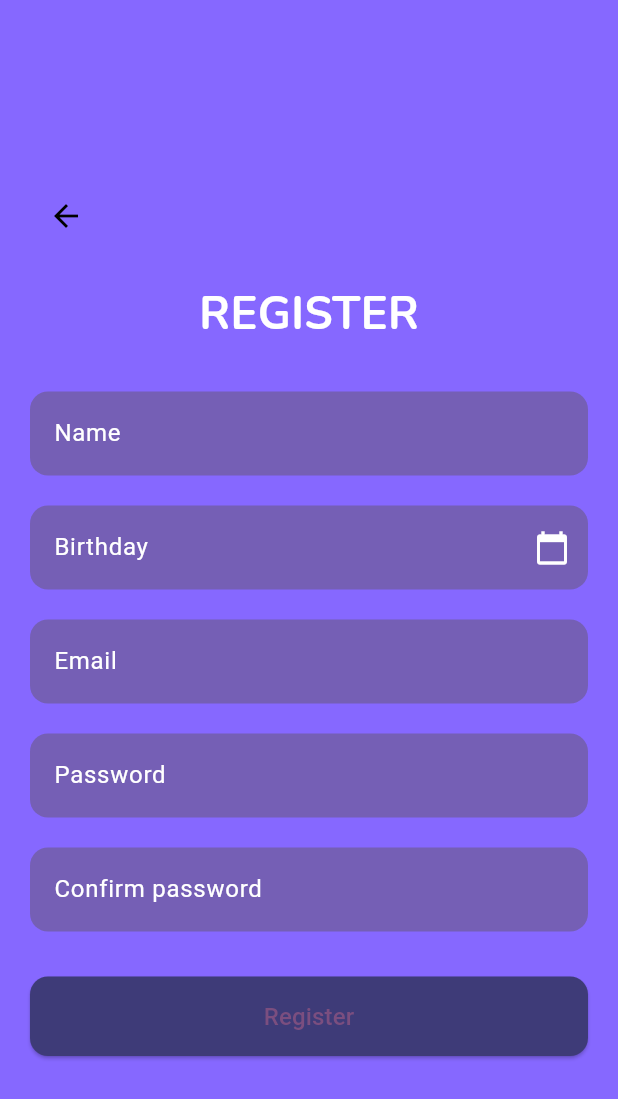
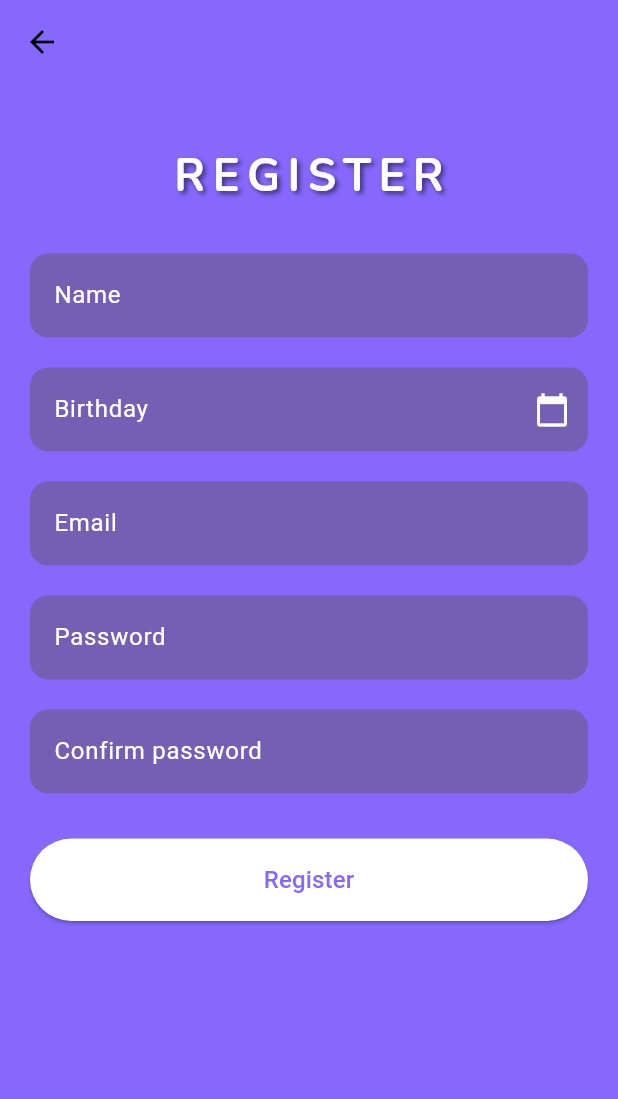
Before and after one commit to afilipovski/smart-spin-trivia-app, a Flutter app: the screen it shows after launch, after a tap on "Sign Up", on a phone screen of 412 x 824 dp. Shown: the top 1099 px of the screen. Run offline on Flutter 3.47's test engine with Material 3 defaults, Android fonts, the phone set to English and light mode, and no system bars; our stand-ins replace bloc, equatable, flutter_bloc, google_fonts, lottie; project files that could hold a hidden picture were left out.

Commit message:
Change style of some screens

```diff
--- a/Frontend/trivia_app/lib/features/authentication/view/register_screen.dart
+++ b/Frontend/trivia_app/lib/features/authentication/view/register_screen.dart
@@ -1,6 +1,6 @@
 import 'package:flutter/material.dart';
 import 'package:google_fonts/google_fonts.dart';
-import 'package:trivia_app/pick_category_page.dart';
+import 'package:trivia_app/features/authentication/view/login_screen.dart';
 
 class RegisterScreen extends StatefulWidget {
   const RegisterScreen({super.key});
@@ -17,27 +17,46 @@ class _RegisterScreenState extends State<RegisterScreen> {
   final TextEditingController _confirmPasswordController =
       TextEditingController();
 
+  void dismissKeyboard(BuildContext buildContext) {
+    final FocusScopeNode currentFocus = FocusScope.of(buildContext);
+
+    if (!currentFocus.hasPrimaryFocus) {
+      currentFocus.unfocus();
+    }
+  }
+
   @override
   Widget build(BuildContext context) {
-    return Scaffold(
+    return GestureDetector(
+      onTap: () => dismissKeyboard(context),
+      child: Scaffold(
+        appBar: AppBar(
+          backgroundColor: const Color(0xFF8668FF),
+          elevation: 0,
+          leading: IconButton(
+            icon: const Icon(
+              Icons.arrow_back,
+              color: Colors.black,
+            ),
+            onPressed: () {
+              Navigator.pushReplacement(
+                context,
+                MaterialPageRoute(
+                  builder: (context) => const LoginScreen(),
+                ),
+              );
+            },
+          ),
+        ),
+        resizeToAvoidBottomInset: true,
         backgroundColor: const Color(0xFF8668FF),
         body: SafeArea(
-        child: Padding(
-          padding: const EdgeInsets.symmetric(horizontal: 20.0),
+          child: SingleChildScrollView(
+            padding: const EdgeInsets.fromLTRB(20, 40, 20, 0),
             child: Column(
               crossAxisAlignment: CrossAxisAlignment.center,
               mainAxisAlignment: MainAxisAlignment.center,
               children: [
-              Align(
-                alignment: Alignment.topLeft,
-                child: IconButton(
-                  icon: const Icon(Icons.arrow_back, color: Colors.black),
-                  onPressed: () {
-                    Navigator.pop(context);
-                  },
-                ),
-              ),
-              const SizedBox(height: 20),
                 Text(
                   'REGISTER',
                   style: GoogleFonts.nunito(
@@ -45,6 +64,14 @@ class _RegisterScreenState extends State<RegisterScreen> {
                       fontSize: 30,
                       fontWeight: FontWeight.bold,
                       color: Colors.white,
+                      letterSpacing: 5,
+                      shadows: [
+                        Shadow(
+                          offset: Offset(2, 2),
+                          blurRadius: 4,
+                          color: Colors.black54,
+                        ),
+                      ],
                     ),
                   ),
                 ),
@@ -74,31 +101,40 @@ class _RegisterScreenState extends State<RegisterScreen> {
                   isPassword: true,
                 ),
                 const SizedBox(height: 30),
-              SizedBox(
-                width: double.infinity,
+                Row(
+                  children: [
+                    Expanded(
                       child: ElevatedButton(
-                  style: ElevatedButton.styleFrom(
-                    backgroundColor: const Color(0xFF3E3B78),
-                    padding: const EdgeInsets.symmetric(vertical: 15),
-                    shape: RoundedRectangleBorder(
-                      borderRadius: BorderRadius.circular(12),
-                    ),
-                  ),
                         onPressed: () {
-                    Navigator.pushReplacement(
-                      context,
+                          Navigator.of(context).pushReplacement(
                             MaterialPageRoute(
-                        builder: (context) => const PickCategoryPage(),
+                              builder: (context) => const LoginScreen(),
                             ),
                           );
                         },
+                        style: ElevatedButton.styleFrom(
+                          backgroundColor: Colors.white,
+                          padding: const EdgeInsets.symmetric(
+                            vertical: 16.0,
+                            horizontal: 40.0,
+                          ),
+                          shape: RoundedRectangleBorder(
+                            borderRadius: BorderRadius.circular(30.0),
+                          ),
+                        ),
                         child: const Text(
                           'Register',
-                    style: TextStyle(fontSize: 16),
+                          style: TextStyle(
+                            color: Color(0xFF8668FF),
+                            fontSize: 16,
+                          ),
                         ),
                       ),
                     ),
                   ],
+                ),
+              ],
+            ),
           ),
         ),
       ),
--- a/Frontend/trivia_app/lib/features/home_screen.dart
+++ b/Frontend/trivia_app/lib/features/home_screen.dart
@@ -1,4 +1,5 @@
 import 'package:flutter/material.dart';
+import 'package:google_fonts/google_fonts.dart';
 import 'package:trivia_app/features/authentication/view/login_screen.dart';
 import 'package:trivia_app/features/authentication/view/register_screen.dart';
 
@@ -22,25 +23,29 @@ class HomePage extends StatelessWidget {
                 ),
               ),
             ),
-            // Title Section
-            const Text(
-              'TRIVIA SPIN',
-              style: TextStyle(
-                fontFamily: 'Nunito',
-                fontSize: 32,
-                fontWeight: FontWeight.bold,
-                color: Color(0xFF7F75FF),
-                letterSpacing: 2.0,
+            Text(
+              'TRIVIA SPIN!',
+              style: GoogleFonts.nunito(
+                textStyle: const TextStyle(
+                  fontSize: 30,
+                  fontWeight: FontWeight.bold,
+                  color: Color(0xFF7F75FF),
+                  letterSpacing: 5,
+                  shadows: [
+                    Shadow(
+                      offset: Offset(2, 2),
+                      blurRadius: 4,
+                      color: Colors.black54,
+                    ),
+                  ],
+                ),
               ),
-              textAlign: TextAlign.center,
             ),
             const SizedBox(height: 20),
-            // Buttons Section
             Expanded(
               flex: 2,
               child: Column(
                 children: [
-                  // Log in Button
                   SizedBox(
                     width: 200,
                     child: ElevatedButton(
@@ -61,9 +66,9 @@ class HomePage extends StatelessWidget {
                         elevation: 5,
                       ),
                       child: const Text(
-                        'Log in',
+                        'Login',
                         style: TextStyle(
-                          fontSize: 18,
+                          fontSize: 16,
                           color: Colors.black,
                           fontWeight: FontWeight.bold,
                         ),
@@ -71,7 +76,6 @@ class HomePage extends StatelessWidget {
                     ),
                   ),
                   const SizedBox(height: 20),
-                  // Sign Up Button
                   SizedBox(
                     width: 200,
                     child: ElevatedButton(
@@ -94,8 +98,8 @@ class HomePage extends StatelessWidget {
                       child: const Text(
                         'Sign Up',
                         style: TextStyle(
-                          fontSize: 18,
-                          color: Colors.black, // Black text color
+                          fontSize: 16,
+                          color: Colors.black,
                           fontWeight: FontWeight.bold,
                         ),
                       ),
--- a/Frontend/trivia_app/lib/features/questions/view/questions_screen.dart
+++ b/Frontend/trivia_app/lib/features/questions/view/questions_screen.dart
@@ -163,7 +163,7 @@ class _QuestionsScreenState extends State<QuestionsScreen> {
                             'Next',
                             style: TextStyle(
                               color: Colors.black,
-                              fontSize: 18,
+                              fontSize: 16,
                             ),
                           ),
                         ),
```
Also changed, not shown: Frontend/trivia_app/lib/features/authentication/view/login_screen.dart (+31 -12 lines), Frontend/trivia_app/lib/features/category/view/category_screen.dart (+13 -0 lines), Frontend/trivia_app/lib/features/friends/view/add_friend_screen.dart (+27 -13 lines), Frontend/trivia_app/lib/features/user_profile/view/user_profile_screen.dart (+16 -11 lines). Lines whose indentation alone changed are shown as unchanged.
